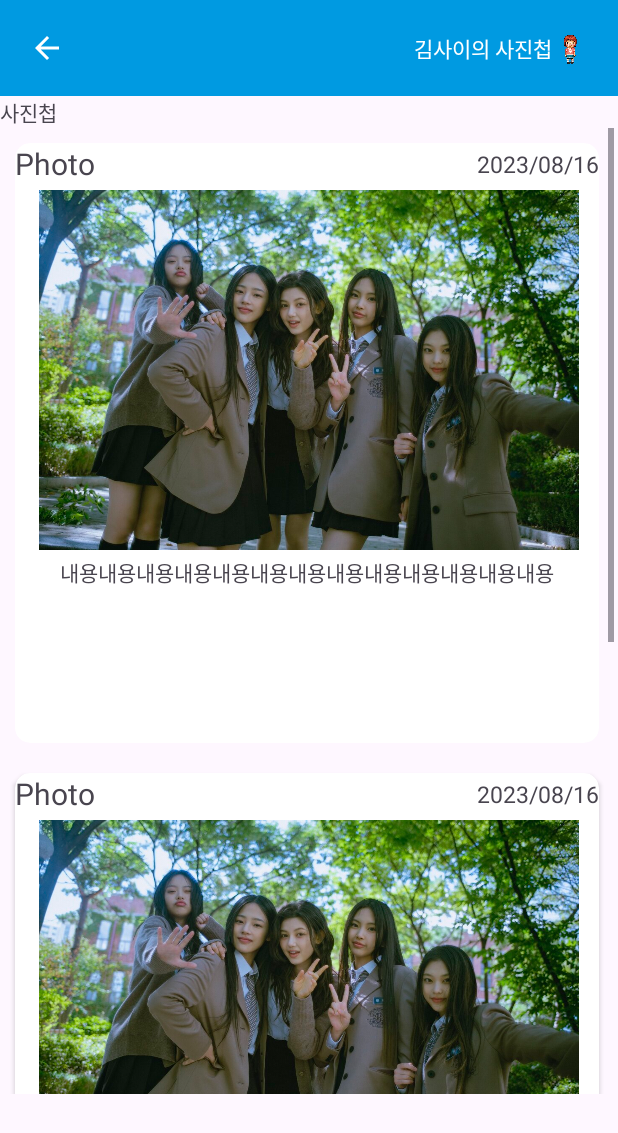
After one commit to AgileCatch/nbcamp18, an Android app: the PhotoAlbumActivity screen opened directly, with no data from a screen before it, on a phone screen of 412 x 824 dp. The commit adds this screen. Shown: the top 1133 px of the screen. Run offline under Robolectric (Android 15) with nearby library versions, the phone set to English and light mode, and no system bars.

Commit message:
[FEAT] : ⚙️
PhotoUI정도만..

```diff
--- /dev/null
+++ b/app/src/main/java/com/example/instagram/PhotoAlbumActivity.kt
@@ -0,0 +1,11 @@
+package com.example.instagram
+
+import androidx.appcompat.app.AppCompatActivity
+import android.os.Bundle
+
+class PhotoAlbumActivity : AppCompatActivity() {
+    override fun onCreate(savedInstanceState: Bundle?) {
+        super.onCreate(savedInstanceState)
+        setContentView(R.layout.activity_photo_album)
+    }
+}
--- /dev/null
+++ b/app/src/main/res/layout/activity_photo_album.xml
@@ -0,0 +1,208 @@
+<?xml version="1.0" encoding="utf-8"?>
+<androidx.constraintlayout.widget.ConstraintLayout xmlns:android="http://schemas.android.com/apk/res/android"
+    xmlns:app="http://schemas.android.com/apk/res-auto"
+    xmlns:tools="http://schemas.android.com/tools"
+    android:layout_width="match_parent"
+    android:layout_height="match_parent"
+    tools:context=".PhotoAlbumActivity">
+
+    <!-- AppBarLayout을 추가합니다 -->
+    <com.google.android.material.appbar.AppBarLayout
+        android:id="@+id/appBarLayout"
+        android:layout_width="match_parent"
+        android:layout_height="wrap_content"
+        tools:ignore="MissingConstraints">
+
+        <!-- Toolbar를 추가합니다 -->
+        <androidx.appcompat.widget.Toolbar
+            android:id="@+id/toolbar"
+            android:layout_width="match_parent"
+            android:layout_height="match_parent"
+            android:background="@color/blue" >
+
+            <!-- 왼쪽 아이콘 버튼 -->
+            <ImageButton
+                android:id="@+id/imb_back"
+                android:layout_width="30dp"
+                android:layout_height="30dp"
+                android:layout_gravity="start"
+                android:background="?attr/selectableItemBackgroundBorderless"
+                android:contentDescription="뒤로가기버튼"
+                android:src="@drawable/baseline_arrow_back_24" />
+
+            <!-- 왼쪽과 오른쪽 요소를 구분하기 위한 공간 -->
+            <Space
+                android:layout_width="230dp"
+                android:layout_height="0dp"
+                android:layout_weight="1" />
+
+            <!-- 오른쪽 텍스트와 이미지뷰 -->
+            <LinearLayout
+                android:layout_width="wrap_content"
+                android:layout_height="wrap_content"
+                android:orientation="horizontal">
+
+                <TextView
+                    android:id="@+id/rightText"
+                    android:layout_width="wrap_content"
+                    android:layout_height="wrap_content"
+                    android:text="김사이의 사진첩"
+                    android:fontFamily="@font/neodgm"
+                    android:layout_gravity="center"
+                    android:textColor="@android:color/white" />
+
+                <ImageView
+                    android:id="@+id/rightImageView"
+                    android:layout_width="24dp"
+                    android:layout_height="24dp"
+                    android:layout_gravity="center"
+                    android:src="@drawable/girl1" />
+            </LinearLayout>
+        </androidx.appcompat.widget.Toolbar>
+
+
+
+    </com.google.android.material.appbar.AppBarLayout>
+
+
+    <TextView
+        android:id="@+id/textView"
+        android:layout_width="wrap_content"
+        android:layout_height="wrap_content"
+        android:text="사진첩"
+        app:layout_constraintTop_toBottomOf="@+id/appBarLayout"
+        tools:ignore="MissingConstraints"
+        tools:layout_editor_absoluteX="14dp" />
+
+    <ScrollView
+        android:layout_width="409dp"
+        android:layout_height="644dp"
+        app:layout_constraintTop_toBottomOf="@+id/textView"
+        tools:layout_editor_absoluteX="1dp"
+        tools:ignore="MissingConstraints">
+
+        <LinearLayout
+            android:layout_width="match_parent"
+            android:layout_height="wrap_content"
+            android:orientation="vertical">
+
+            <androidx.cardview.widget.CardView
+                android:id="@+id/cardView"
+                android:layout_width="match_parent"
+                android:layout_height="400dp"
+                android:layout_margin="10dp"
+                app:cardCornerRadius="10dp" >
+
+                <androidx.constraintlayout.widget.ConstraintLayout
+                    android:layout_width="match_parent"
+                    android:layout_height="match_parent">
+
+                    <TextView
+                        android:id="@+id/textView7"
+                        android:layout_width="wrap_content"
+                        android:layout_height="wrap_content"
+                        android:text="Photo"
+
+                        android:textSize="20dp"
+                        app:layout_constraintTop_toTopOf="parent"
+                        tools:layout_editor_absoluteX="16dp" />
+
+                    <TextView
+                        android:id="@+id/textView2"
+                        android:layout_width="wrap_content"
+                        android:layout_height="wrap_content"
+                        android:text="2023/08/16"
+                        android:textSize="15dp"
+                        app:layout_constraintBottom_toTopOf="@+id/imageView"
+                        app:layout_constraintEnd_toEndOf="parent"
+                        app:layout_constraintTop_toTopOf="parent" />
+
+                    <ImageView
+                        android:id="@+id/imageView"
+                        android:layout_width="360dp"
+                        android:layout_height="248dp"
+                        android:src="@drawable/exampleimg"
+                        app:layout_constraintEnd_toEndOf="parent"
+                        app:layout_constraintHorizontal_bias="0.551"
+                        app:layout_constraintStart_toStartOf="parent"
+                        app:layout_constraintTop_toBottomOf="@+id/textView7" />
+
+                    <TextView
+                        android:id="@+id/textView3"
+                        android:layout_width="wrap_content"
+                        android:layout_height="wrap_content"
+                        android:text="내용내용내용내용내용내용내용내용내용내용내용내용내용"
+                        app:layout_constraintEnd_toEndOf="parent"
+                        app:layout_constraintStart_toStartOf="parent"
+                        app:layout_constraintTop_toBottomOf="@+id/imageView" />
+
+
+                </androidx.constraintlayout.widget.ConstraintLayout>
+
+            </androidx.cardview.widget.CardView>
+
+            <androidx.cardview.widget.CardView
+                android:id="@+id/cardView2"
+                android:layout_width="match_parent"
+                android:layout_height="400dp"
+                android:layout_margin="10dp"
+                app:cardCornerRadius="10dp">
+
+                <androidx.constraintlayout.widget.ConstraintLayout
+                    android:layout_width="match_parent"
+                    android:layout_height="match_parent">
+
+                    <TextView
+                        android:id="@+id/textView8"
+                        android:layout_width="wrap_content"
+                        android:layout_height="wrap_content"
+                        android:text="Photo"
+
+                        android:textSize="20dp"
+                        app:layout_constraintTop_toTopOf="parent"
+                        tools:layout_editor_absoluteX="16dp" />
+
+                    <TextView
+                        android:id="@+id/textView4"
+                        android:layout_width="wrap_content"
+                        android:layout_height="wrap_content"
+                        android:text="2023/08/16"
+                        android:textSize="15dp"
+                        app:layout_constraintBottom_toTopOf="@+id/imageView2"
+                        app:layout_constraintEnd_toEndOf="parent"
+                        app:layout_constraintTop_toTopOf="parent" />
+
+                    <ImageView
+                        android:id="@+id/imageView2"
+                        android:layout_width="360dp"
+                        android:layout_height="248dp"
+                        android:src="@drawable/exampleimg"
+                        app:layout_constraintEnd_toEndOf="parent"
+                        app:layout_constraintHorizontal_bias="0.551"
+                        app:layout_constraintStart_toStartOf="parent"
+                        app:layout_constraintTop_toBottomOf="@+id/textView8" />
+
+                    <TextView
+                        android:id="@+id/textView5"
+                        android:layout_width="wrap_content"
+                        android:layout_height="wrap_content"
+                        android:text="내용내용내용내용내용내용내용내용내용내용내용내용내용"
+                        app:layout_constraintEnd_toEndOf="parent"
+                        app:layout_constraintStart_toStartOf="parent"
+                        app:layout_constraintTop_toBottomOf="@+id/imageView2" />
+
+
+                </androidx.constraintlayout.widget.ConstraintLayout>
+            </androidx.cardview.widget.CardView>
+
+            <androidx.cardview.widget.CardView
+                android:id="@+id/cardView3"
+                android:layout_width="match_parent"
+                android:layout_height="350dp"
+                android:layout_margin="10dp"
+                app:cardCornerRadius="10dp" />
+        </LinearLayout>
+    </ScrollView>
+
+
+</androidx.constraintlayout.widget.ConstraintLayout>
--- a/app/src/main/res/layout/detailpage_activity.xml
+++ b/app/src/main/res/layout/detailpage_activity.xml
@@ -255,7 +255,7 @@
                 android:layout_gravity="center"
                 android:background="@color/gray" />
 
-            1`
+
 
             <Button
                 android:id="@+id/bt_guestbook"
```
Also changed, not shown: app/src/main/AndroidManifest.xml (+9 -1 lines), app/src/main/java/com/example/instagram/AddPhotoActivity.kt (added, +11 -0 lines), app/src/main/java/com/example/instagram/EditPhotoActivity.kt (added, +11 -0 lines), app/src/main/res/layout/activity_add_photo.xml (added, +105 -0 lines), app/src/main/res/layout/activity_edit_photo.xml (added, +203 -0 lines), app/src/main/res/drawable/exampleimg.jpg (added).
